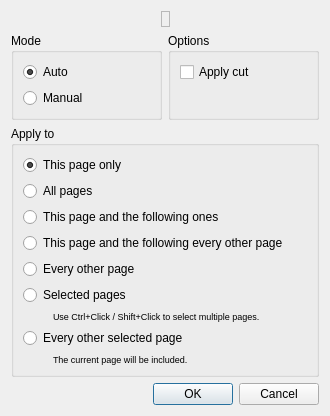
Above: src/core/filters/page_split/SplitModeDialog.ui from karnigen/scantailor-advanced before the change. Below: the same form after it.
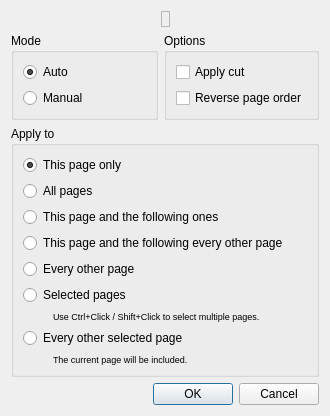
That is the form after the change. Icons and pictures are not drawn.

Commit message: Adjust split dialog options by layout

The edit to the form file:
```diff
--- a/src/core/filters/page_split/SplitModeDialog.ui
+++ b/src/core/filters/page_split/SplitModeDialog.ui
@@ -101,6 +101,19 @@
           </property>
          </widget>
         </item>
+        <item>
+         <widget class="QCheckBox" name="reversePageOrderOption">
+          <property name="text">
+           <string>Reverse page order</string>
+          </property>
+          <property name="toolTip">
+           <string>Apply the reversed reading order to the selected two-page scans.</string>
+          </property>
+          <property name="visible">
+           <bool>false</bool>
+          </property>
+         </widget>
+        </item>
         <item>
          <spacer name="verticalSpacer">
           <property name="orientation">
```
The commit also changes 6 other files.
